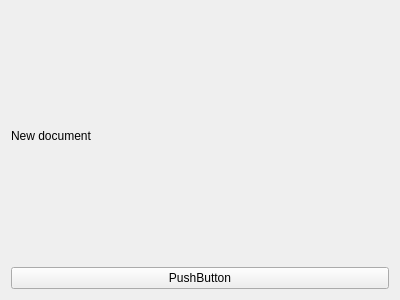
GiuliCler/GIMPteam, file GUI/ui/gui_newdoc.ui: the form before one commit.
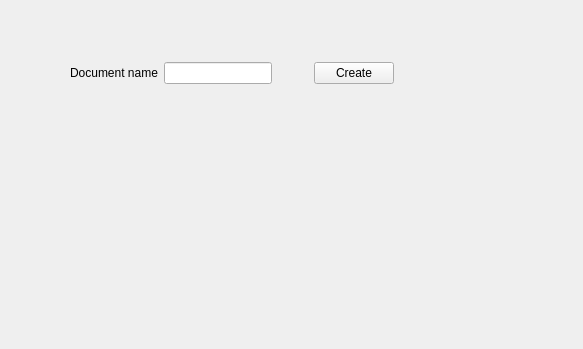
The form after the commit.

Patch:
```diff
--- a/GUI/ui/gui_newdoc.ui
+++ b/GUI/ui/gui_newdoc.ui
@@ -6,27 +6,115 @@
    <rect>
     <x>0</x>
     <y>0</y>
-    <width>400</width>
-    <height>300</height>
+    <width>583</width>
+    <height>349</height>
    </rect>
   </property>
+  <property name="sizePolicy">
+   <sizepolicy hsizetype="Expanding" vsizetype="Expanding">
+    <horstretch>0</horstretch>
+    <verstretch>0</verstretch>
+   </sizepolicy>
+  </property>
   <property name="windowTitle">
    <string>Form</string>
   </property>
-  <layout class="QVBoxLayout" name="verticalLayout">
-   <item>
-    <widget class="QLabel" name="label">
-     <property name="text">
-      <string>New document</string>
+  <layout class="QGridLayout" name="gridLayout" rowstretch="1,1,5" columnstretch="1,1,3">
+   <item row="0" column="1">
+    <spacer name="verticalSpacer_2">
+     <property name="orientation">
+      <enum>Qt::Vertical</enum>
      </property>
-    </widget>
+     <property name="sizeHint" stdset="0">
+      <size>
+       <width>20</width>
+       <height>43</height>
+      </size>
+     </property>
+    </spacer>
    </item>
-   <item>
-    <widget class="QPushButton" name="pushButton">
-     <property name="text">
-      <string>PushButton</string>
+   <item row="1" column="0">
+    <spacer name="horizontalSpacer">
+     <property name="orientation">
+      <enum>Qt::Horizontal</enum>
      </property>
-    </widget>
+     <property name="sizeHint" stdset="0">
+      <size>
+       <width>50</width>
+       <height>20</height>
+      </size>
+     </property>
+    </spacer>
+   </item>
+   <item row="1" column="1">
+    <layout class="QHBoxLayout" name="horizontalLayout">
+     <item>
+      <widget class="QLabel" name="label">
+       <property name="text">
+        <string>Document name</string>
+       </property>
+      </widget>
+     </item>
+     <item>
+      <widget class="QLineEdit" name="lineEdit">
+       <property name="sizePolicy">
+        <sizepolicy hsizetype="Minimum" vsizetype="Fixed">
+         <horstretch>0</horstretch>
+         <verstretch>0</verstretch>
+        </sizepolicy>
+       </property>
+      </widget>
+     </item>
+     <item>
+      <spacer name="horizontalSpacer_3">
+       <property name="orientation">
+        <enum>Qt::Horizontal</enum>
+       </property>
+       <property name="sizeType">
+        <enum>QSizePolicy::Fixed</enum>
+       </property>
+       <property name="sizeHint" stdset="0">
+        <size>
+         <width>36</width>
+         <height>20</height>
+        </size>
+       </property>
+      </spacer>
+     </item>
+     <item>
+      <widget class="QPushButton" name="pushButton">
+       <property name="text">
+        <string>Create</string>
+       </property>
+      </widget>
+     </item>
+    </layout>
+   </item>
+   <item row="1" column="2">
+    <spacer name="horizontalSpacer_2">
+     <property name="orientation">
+      <enum>Qt::Horizontal</enum>
+     </property>
+     <property name="sizeHint" stdset="0">
+      <size>
+       <width>156</width>
+       <height>20</height>
+      </size>
+     </property>
+    </spacer>
+   </item>
+   <item row="2" column="1">
+    <spacer name="verticalSpacer_3">
+     <property name="orientation">
+      <enum>Qt::Vertical</enum>
+     </property>
+     <property name="sizeHint" stdset="0">
+      <size>
+       <width>20</width>
+       <height>225</height>
+      </size>
+     </property>
+    </spacer>
    </item>
   </layout>
  </widget>
```
